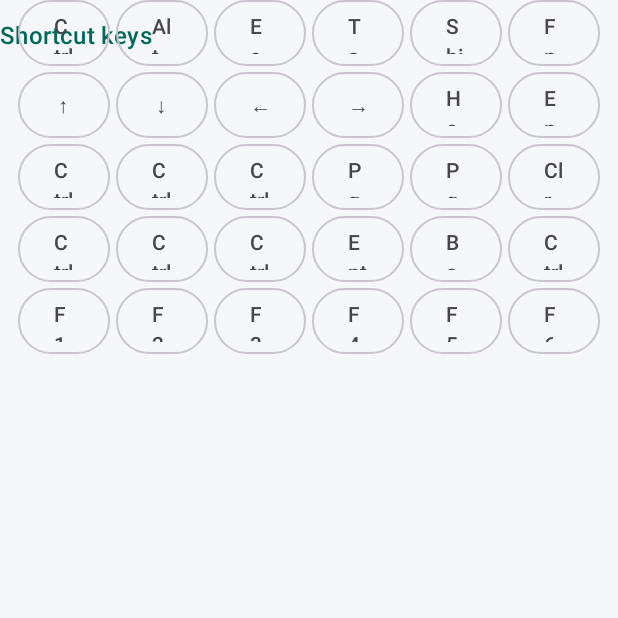
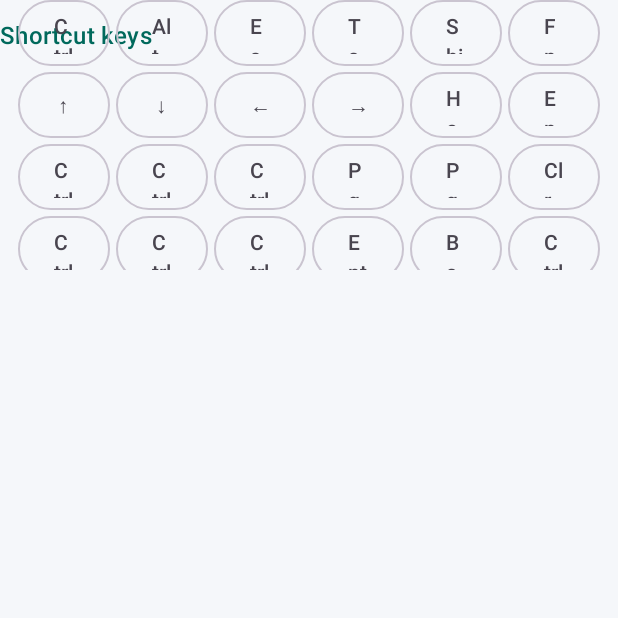
Before and after one commit to RatioJuris/DroidTerminal, an Android app built with Jetpack Compose: the composable ShortcutKeypad shown on its own in the app's theme, on a phone screen of 412 x 824 dp, the top half of it. Run offline under Robolectric (Android 15) with nearby library versions, the phone set to English and light mode, and no system bars.

Commit message:
keypad scroll
Bound the shortcut keypad to a scrollable area so keys keep their full height instead of being squeezed when the terminal area is short. Record the user-reported finding and device verification of the connect fixes.

```diff
--- a/app/src/main/kotlin/com/ratiojuris/droidterminal/ui/terminal/TerminalScreen.kt
+++ b/app/src/main/kotlin/com/ratiojuris/droidterminal/ui/terminal/TerminalScreen.kt
@@ -15,6 +15,7 @@ import androidx.compose.foundation.layout.Spacer
 import androidx.compose.foundation.layout.fillMaxSize
 import androidx.compose.foundation.layout.fillMaxWidth
 import androidx.compose.foundation.layout.height
+import androidx.compose.foundation.layout.heightIn
 import androidx.compose.foundation.layout.padding
 import androidx.compose.foundation.layout.width
 import androidx.compose.foundation.rememberScrollState
@@ -607,7 +608,11 @@ private fun ShortcutKeypad(
         (1..6).map { TerminalKey.FunctionKey(it) },
     )
     Column(
-        modifier = Modifier.fillMaxWidth().padding(horizontal = 12.dp),
+        modifier = Modifier
+            .fillMaxWidth()
+            .heightIn(max = 180.dp)
+            .verticalScroll(rememberScrollState())
+            .padding(horizontal = 12.dp),
         verticalArrangement = Arrangement.spacedBy(4.dp),
     ) {
         rows.forEach { row ->
```
Also changed, not shown: 1 other file.
